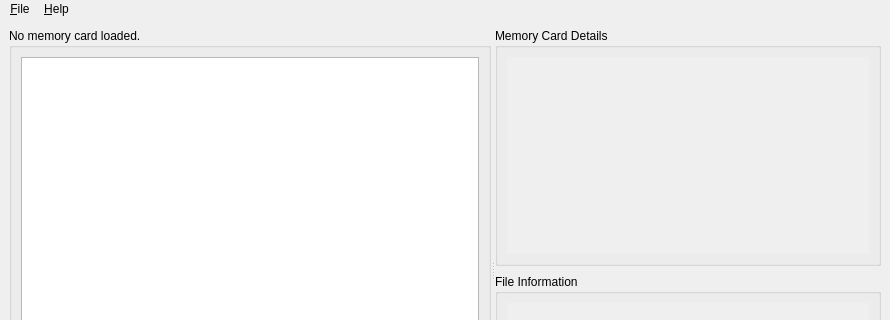
This is src/mcrecover/ui/McRecoverWindow.ui in GerbilSoft/mcrecover as Qt 5 draws it before an edit; both pictures show x 0 to 890 and y 0 to 320 of the 890 by 540 pixel window. The edited form follows.
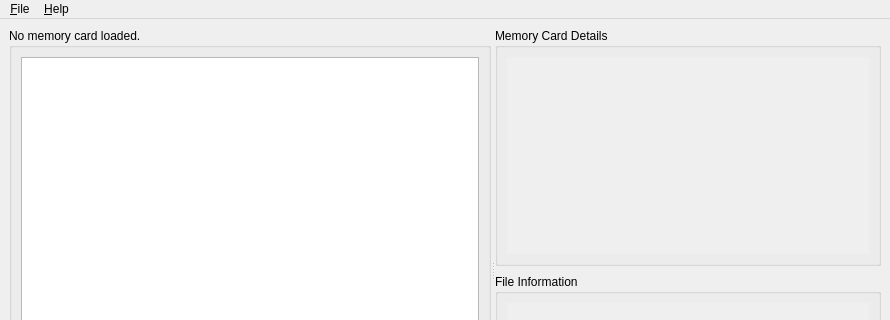
This is the edited form. Icons and pictures are not drawn. Custom widgets are drawn as their Qt base class.

Commit message:
McRecoverWindow: Only remove the QMenuBar border on Win32.
Removing the border unconditionally causes the menu bar to look
weird on Ubuntu 10.04. Specifically, the menu bar is usually a
dark color, and removing the border causes everything to the
right of "Help" to appear as the window background color, which
is a light color.

The edit to the form file:
```diff
--- a/src/mcrecover/ui/McRecoverWindow.ui
+++ b/src/mcrecover/ui/McRecoverWindow.ui
@@ -172,9 +172,6 @@
      <height>22</height>
     </rect>
    </property>
-   <property name="styleSheet">
-    <string notr="true">QMenuBar { border: none }</string>
-   </property>
    <widget class="QMenu" name="menuFile">
     <property name="title">
      <string>&amp;File</string>
```
The commit also changes 1 other file.
